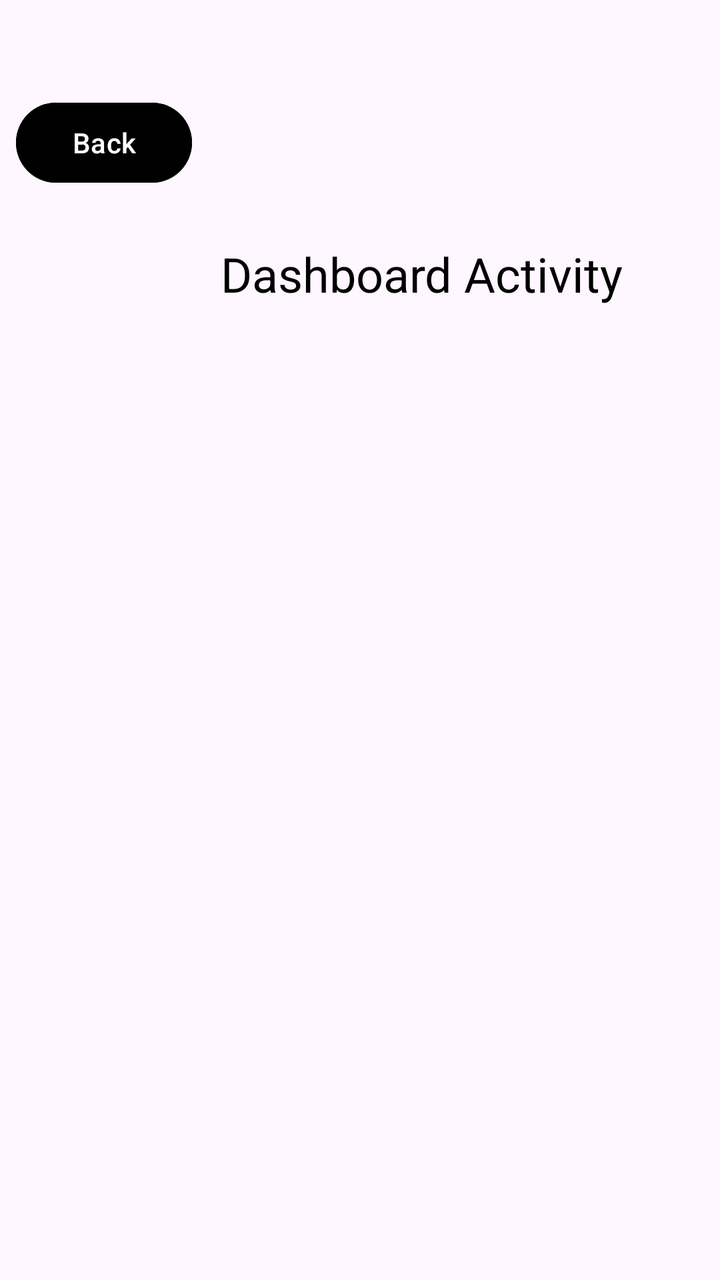
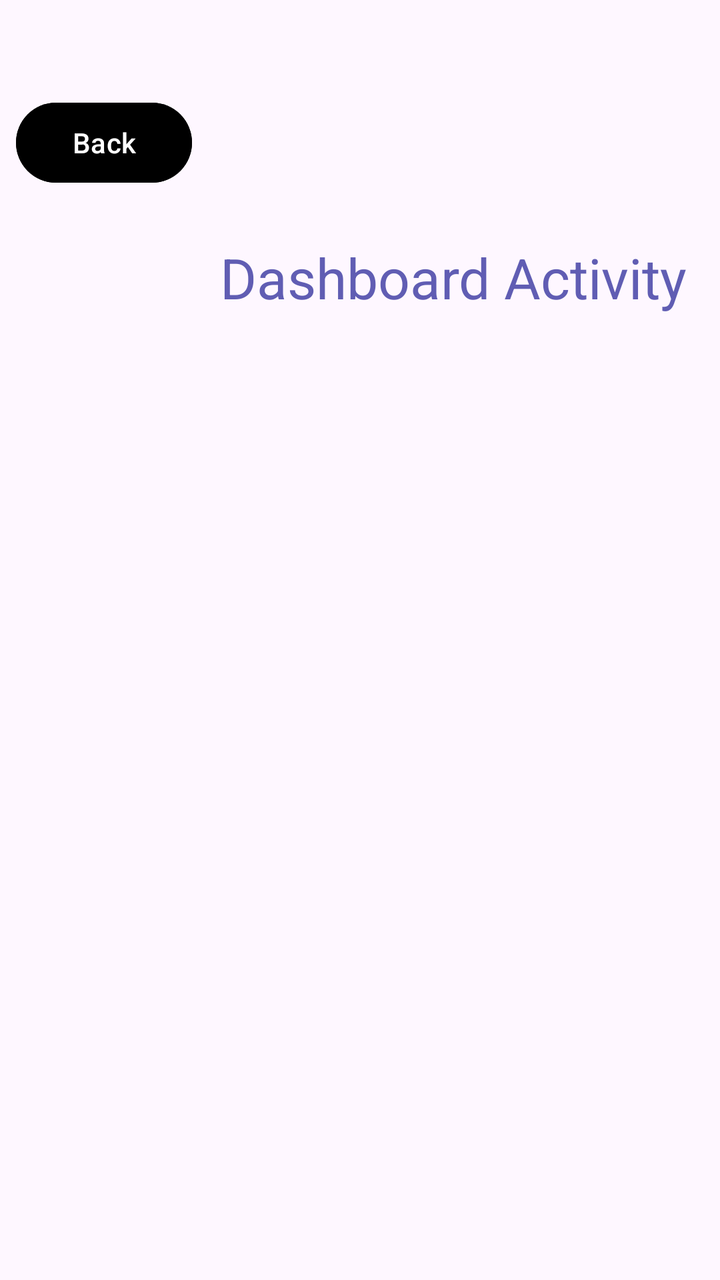

Compare the two renders of this Android layout. The source of the first and the diff that turns it into the second are given below.
<!-- AndroidManifest.xml: application theme Theme.Manjunath_T1670_task_2 -->
<!-- res/layout/activity_dashboardactivity.xml -->
<?xml version="1.0" encoding="utf-8"?>
<androidx.constraintlayout.widget.ConstraintLayout xmlns:android="http://schemas.android.com/apk/res/android"
    xmlns:app="http://schemas.android.com/apk/res-auto"
    xmlns:tools="http://schemas.android.com/tools"
    android:id="@+id/main"
    android:layout_width="match_parent"
    android:layout_height="match_parent"
    tools:context=".dashboardactivity">

    <TextView
        android:id="@+id/textView1"
        android:layout_width="wrap_content"
        android:layout_height="wrap_content"
        android:layout_marginStart="110dp"
        android:layout_marginTop="28dp"
        android:gravity="center_horizontal"
        android:text="Dashboard Activity"
        android:textColor="#000000"
        android:textSize="24sp"
        app:layout_constraintStart_toStartOf="parent"
        app:layout_constraintTop_toTopOf="parent"
        app:layout_constraintBottom_toBottomOf="parent"
        app:layout_constraintVertical_bias="0.16"/>

    <Button
        android:id="@+id/backButton"
        android:layout_width="wrap_content"
        android:layout_height="wrap_content"
        app:layout_constraintTop_toTopOf="parent"
        app:layout_constraintBottom_toBottomOf="parent"
        app:layout_constraintRight_toRightOf="parent"
        app:layout_constraintLeft_toLeftOf="parent"
        app:layout_constraintVertical_bias="0.08"
        app:layout_constraintHorizontal_bias="0.03"
        android:backgroundTint="@color/black"
        android:text="Back"
        tools:ignore="MissingConstraints" />

    <ListView
        android:id="@+id/list1"
        android:layout_width="wrap_content"
        android:layout_height="0dp"
        app:layout_constraintBottom_toBottomOf="parent"
        app:layout_constraintEnd_toEndOf="parent"
        app:layout_constraintStart_toStartOf="parent"
        app:layout_constraintTop_toBottomOf="@id/textView1"
        android:dividerHeight="3dp"/>



</androidx.constraintlayout.widget.ConstraintLayout>
<!-- resources referenced by this layout -->
<resources>
  <color name="black">#000000</color>
  <style name="Theme.Manjunath_T1670_task_2" parent="Base.Theme.Manjunath_T1670_task_2" />
  <style name="Base.Theme.Manjunath_T1670_task_2" parent="Theme.Material3.DayNight.NoActionBar">
          
          
      </style>
</resources>

<!-- the commit's change to res/layout/activity_dashboardactivity.xml (unified diff, before → after) -->
@@ -15,8 +15,8 @@
         android:layout_marginTop="28dp"
         android:gravity="center_horizontal"
         android:text="Dashboard Activity"
-        android:textColor="#000000"
-        android:textSize="24sp"
+        android:textColor="#605DB3"
+        android:textSize="28sp"
         app:layout_constraintStart_toStartOf="parent"
         app:layout_constraintTop_toTopOf="parent"
         app:layout_constraintBottom_toBottomOf="parent"
